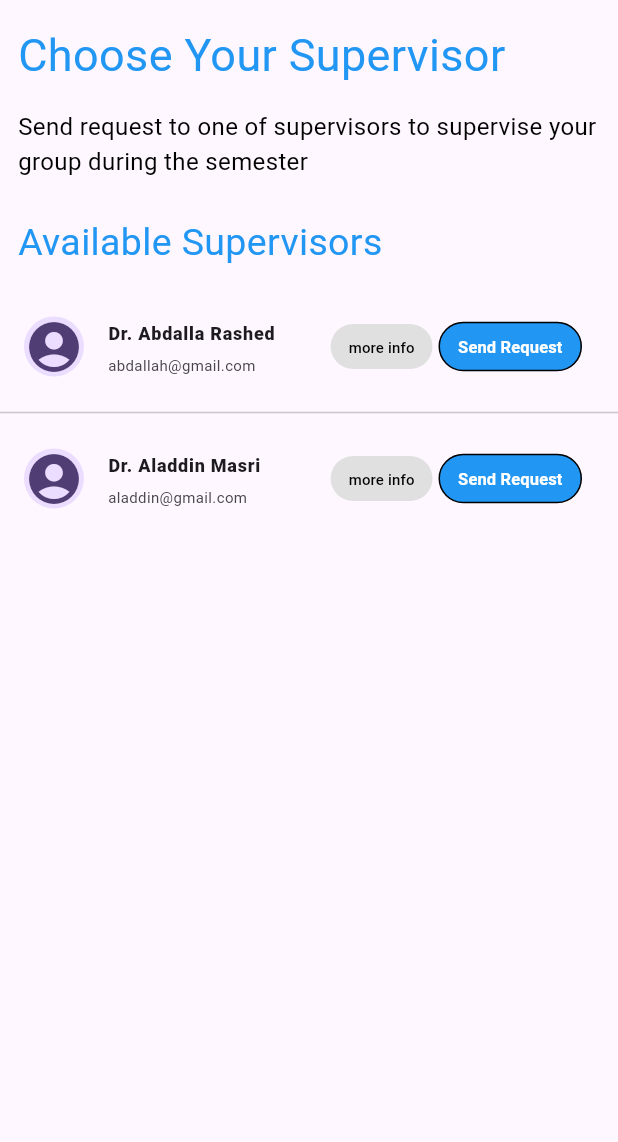
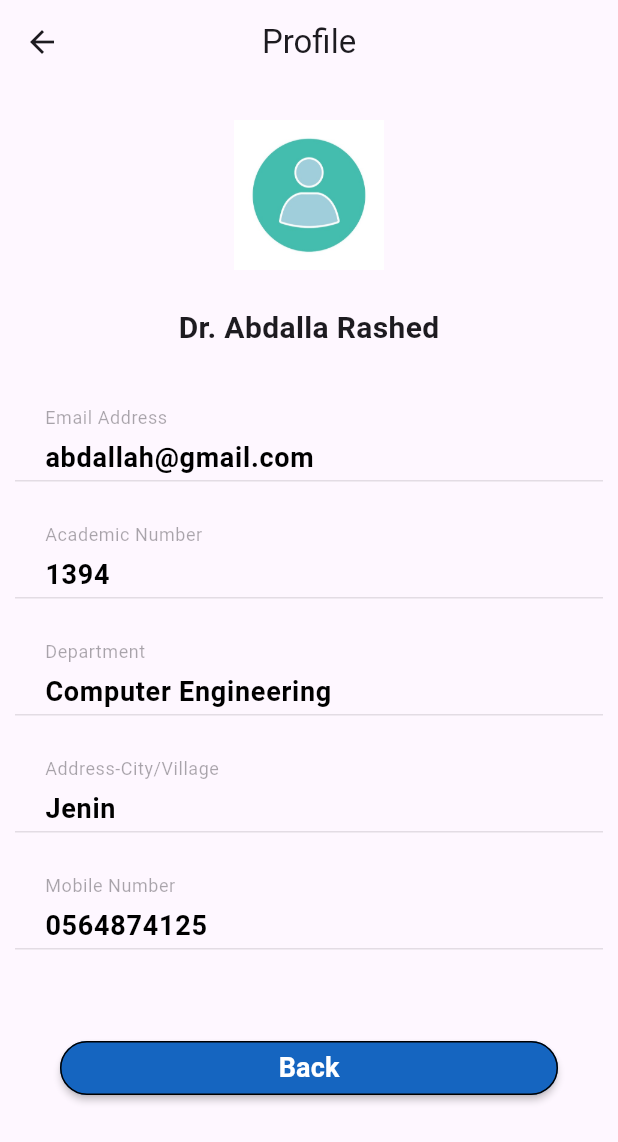
Before and after one commit to Omar-Qaneer/LetsGraduate_Mobile, a Flutter app: the RegisterToSupervisor screen opened directly, after a tap on "more info", on a phone screen of 412 x 824 dp. Shown: the top 1142 px of the screen. Run offline on Flutter 3.47's test engine with Material 3 defaults, Android fonts, the phone set to English and light mode, and no system bars; our stand-ins replace flutter_otp_text_field, get, shared_preferences; accounts and stored records are empty.

Commit message:
Rename and Edit StudentDetails file
Rename it to UserDetails file to use it for viewing details of student or supervisor i edited controllers according to it

```diff
--- a/lib/controller/student/myproject_controller.dart
+++ b/lib/controller/student/myproject_controller.dart
@@ -8,6 +8,6 @@ abstract class MyProjectController extends GetxController {
 class MyProjectControllerImp extends MyProjectController {
   @override
   goToStudentDetailsPage(Map<String, Object> student) {
-    Get.toNamed(AppRoute.studentDetails, arguments: student);
+    Get.toNamed(AppRoute.userDetails, arguments: student);
   }
 }
--- /dev/null
+++ b/lib/controller/student/register_to_supervisor_controller.dart
@@ -0,0 +1,14 @@
+import 'package:flutter_application_1/core/constant/routes.dart';
+import 'package:get/get.dart';
+
+abstract class RegisterToSupervisorController extends GetxController {
+  goToSupervisorDetailsPage(Map<String, Object> supervisor);
+}
+
+class RegisterToSupervisorControllerImp extends RegisterToSupervisorController {
+  @override
+  goToSupervisorDetailsPage(Map<String, Object> supervisor) {
+    Get.toNamed(AppRoute.userDetails,
+        arguments: {'data': supervisor, 'userType': "supervisor"});
+  }
+}
--- a/lib/controller/supervisor/mygroups_controller.dart
+++ b/lib/controller/supervisor/mygroups_controller.dart
@@ -14,6 +14,7 @@ class MyGroupsControllerImp extends MyGroupsController {
 
   @override
   goToStudentDetailsPage(Map<String, Object> student) {
-    Get.toNamed(AppRoute.studentDetails, arguments: student);
+    Get.toNamed(AppRoute.userDetails,
+        arguments: {'data': student, 'userType': "student"});
   }
 }
--- a/lib/core/constant/routes.dart
+++ b/lib/core/constant/routes.dart
@@ -9,7 +9,7 @@ class AppRoute {
   static const String successSignUp = "/successsignup";
   static const String supervisorHomeScreen = "/supervisorhomescreen";
   static const String groupDetails = "/groupdetails";
-  static const String studentDetails = "/studentdetails";
+  static const String userDetails = "/userdetails";
   static const String evaluateGroups = "/evaluategroups";
   static const String studentHomeScreen = "/studenthomescreen";
 }
--- a/lib/core/shared/custom_studentdetails.dart
+++ b/lib/core/shared/custom_user_details.dart
@@ -4,12 +4,15 @@ import 'package:flutter_application_1/view/widget/supervisor/custommaterialbutto
 import 'package:flutter_application_1/core/shared/custom_textformfield_profile.dart';
 import 'package:get/get.dart';
 
-class StudentDetails extends StatelessWidget {
-  const StudentDetails({super.key});
+class UserDetails extends StatelessWidget {
+  const UserDetails({super.key});
 
   @override
   Widget build(BuildContext context) {
-    final student = Get.arguments;
+    final userType = Get.arguments['userType'];
+    Map<String, Object> data = Get.arguments['data'];
+    String labelText =
+        userType == "student" ? "Registression Number" : "Academic Number";
     return Scaffold(
       appBar: AppBar(
         title: const Text("Profile"),
@@ -23,25 +26,26 @@ class StudentDetails extends StatelessWidget {
             Center(
                 child: CustomProfileHead(
                     widget: Image.asset("assets/images/profile.jpg"),
-                    name: student['name'])),
+                    name: data['name'].toString())),
 
             CustomTextFormFieldProfile(
-                labeltext: "Email Address", initialValue: student['email']),
+                labeltext: "Email Address",
+                initialValue: data['email'].toString()),
 
             CustomTextFormFieldProfile(
-                labeltext: "Registression Number",
-                initialValue: student['number'].toString()),
+                labeltext: labelText, initialValue: data['number'].toString()),
 
             CustomTextFormFieldProfile(
-                labeltext: "Department", initialValue: student['department']),
+                labeltext: "Department",
+                initialValue: data['department'].toString()),
 
             CustomTextFormFieldProfile(
                 labeltext: "Address-City/Village",
-                initialValue: student['address']),
+                initialValue: data['address'].toString()),
 
             CustomTextFormFieldProfile(
                 labeltext: "Mobile Number",
-                initialValue: student['mobileNumber'].toString()),
+                initialValue: data['mobileNumber'].toString()),
 
             CustomMaterialButtonSupervisor(
               text: "Back",
--- a/lib/routes.dart
+++ b/lib/routes.dart
@@ -11,7 +11,7 @@ import 'package:flutter_application_1/view/screen/auth/verifyemailsignup.dart';
 import 'package:flutter_application_1/view/screen/student/student_homescreen.dart';
 import 'package:flutter_application_1/view/screen/supervisor/evaluategroups.dart';
 import 'package:flutter_application_1/core/shared/groupdetails.dart';
-import 'package:flutter_application_1/core/shared/custom_studentdetails.dart';
+import 'package:flutter_application_1/core/shared/custom_user_details.dart';
 import 'package:flutter_application_1/view/screen/supervisor/supervisorhomescreen.dart';
 
 Map<String, Widget Function(BuildContext)> routes = {
@@ -25,7 +25,7 @@ Map<String, Widget Function(BuildContext)> routes = {
   AppRoute.successSignUp: (context) => const SuccessSignUp(),
   AppRoute.supervisorHomeScreen: (context) => const SupervisorHomeScreen(),
   AppRoute.groupDetails: (context) => const GroupDetails(),
-  AppRoute.studentDetails: (context) => const StudentDetails(),
+  AppRoute.userDetails: (context) => const UserDetails(),
   AppRoute.evaluateGroups: (context) => const EvaluateGroups(),
   AppRoute.studentHomeScreen: (context) => const StudentHomeScreen()
 };
--- a/lib/view/screen/student/register_to_supervisor.dart
+++ b/lib/view/screen/student/register_to_supervisor.dart
@@ -1,6 +1,8 @@
 import 'package:flutter/material.dart';
+import 'package:flutter_application_1/controller/student/register_to_supervisor_controller.dart';
 import 'package:flutter_application_1/view/widget/student/custom_listtile.dart';
 import 'package:flutter_application_1/view/widget/student/custom_trailing.dart';
+import 'package:get/get.dart';
 
 class RegisterToSupervisor extends StatelessWidget {
   const RegisterToSupervisor({super.key});
@@ -9,82 +11,29 @@ class RegisterToSupervisor extends StatelessWidget {
   Widget build(BuildContext context) {
     final supervisors = [
       {
-        'name': 'Dr. Abdalla Rashed',
-        'department': 'Computer Engineering',
-        'email': 'abdallah@gmail.com',
-        'expertise': 'Artificial Intelligence',
-        'researchAreas': ['Machine Learning', 'Natural Language Processing'],
+        "name": 'Dr. Abdalla Rashed',
+        "number": '1394',
+        "department": 'Computer Engineering',
+        "email": 'abdallah@gmail.com',
+        "address": 'Jenin',
+        "mobileNumber": '0564874125',
+        "expertise": 'Artificial Intelligence',
+        "researchAreas": ['Machine Learning', 'Natural Language Processing'],
       },
       {
-        'name': 'Dr. Aladdin Masri',
-        'department': 'Computer Engineering',
-        'email': 'aladdin@gmail.com',
-        'expertise': 'Software Engineering',
-        'researchAreas': ['Cloud Computing', 'Distributed Systems'],
+        "name": 'Dr. Aladdin Masri',
+        "number": '1355',
+        "department": 'Computer Engineering',
+        "email": 'aladdin@gmail.com',
+        "address": 'Nablus',
+        "mobileNumber": '0598745987',
+        "expertise": 'Software Engineering',
+        "researchAreas": ['Cloud Computing', 'Distributed Systems'],
       },
     ];
 
-    // final rows = [
-    //   const DataRow(cells: [
-    //     DataCell(Text('Dr. Abdalla Rashed')),
-    //   ]),
-    //   const DataRow(cells: [
-    //     DataCell(Text('Dr. Aladdin Masri')),
-    //   ]),
-    //   const DataRow(cells: [
-    //     DataCell(Text('Dr. Amjad Abu-Hassan')),
-    //   ]),
-    // ];
-
-    // final List<Map<String, dynamic>> supervisors = [
-    //   {
-    //     'name': 'Dr. Abdalla Rashed',
-    //     'requestSupervising': true,
-    //   },
-    //   {
-    //     'name': 'Dr. Aladdin Masri',
-    //     'requestSupervising': false,
-    //   },
-    //   {
-    //     'name': 'Dr. Amjad Abu-Hassan',
-    //     'requestSupervising': false,
-    //   },
-    // ];
-
-    // final rows = List.generate(
-    //   supervisors.length,
-    //   (index) => DataRow(
-    //     cells: [
-    //       DataCell(Text(supervisors[index]['name'])),
-    //       DataCell(MaterialButton(
-    //               shape: OutlineInputBorder(
-    //                   borderRadius: BorderRadius.circular(20)),
-    //               color: Colors.blue,
-    //               onPressed: () {},
-    //               child: const Row(
-    //                 children: [
-    //                   Text(
-    //                     "Send Registration",
-    //                     style: TextStyle(color: Colors.white),
-    //                   ),
-    //                   SizedBox(
-    //                     width: 10,
-    //                   ),
-    //                   Icon(Icons.send)
-    //                 ],
-    //               ))
-    //           //   IconButton(
-    //           //     onPressed: () {
-    //           //       // handle request supervising action
-    //           //     },
-    //           //     icon: Icon(supervisors[index]['requestSupervising']
-    //           //         ? Icons.check_box
-    //           //         : Icons.check_box_outline_blank),
-    //           //   ),
-    //           ),
-    //     ],
-    //   ),
-    // );
+    RegisterToSupervisorControllerImp controller =
+        Get.put(RegisterToSupervisorControllerImp());
 
     return Scaffold(
       body: Container(
@@ -129,7 +78,9 @@ class RegisterToSupervisor extends StatelessWidget {
                   pageName: 'RegisterToSupervisor',
                   trailing: CustomTrailing(
                     buttonTwoText: "Send Request",
-                    onPressed1: () {},
+                    onPressed1: () {
+                      controller.goToSupervisorDetailsPage(supervisor);
+                    },
                     onPressed2: () {},
                   ),
                 );
```
Also changed, not shown: lib/controller/student/findpartners_controller.dart (+4 -3 lines).
